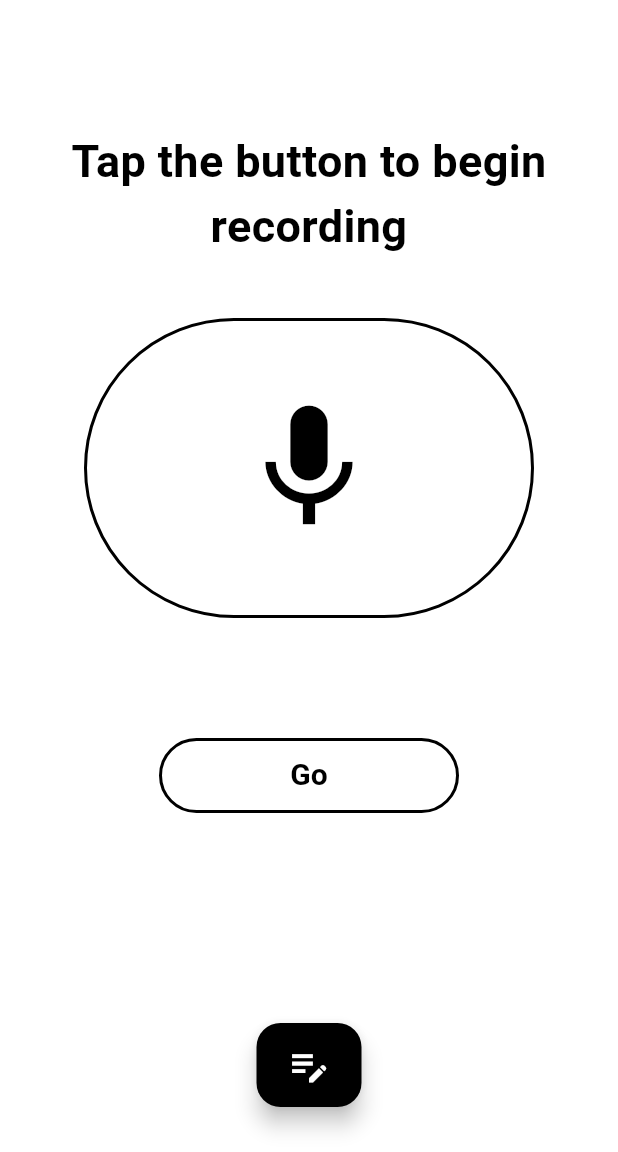
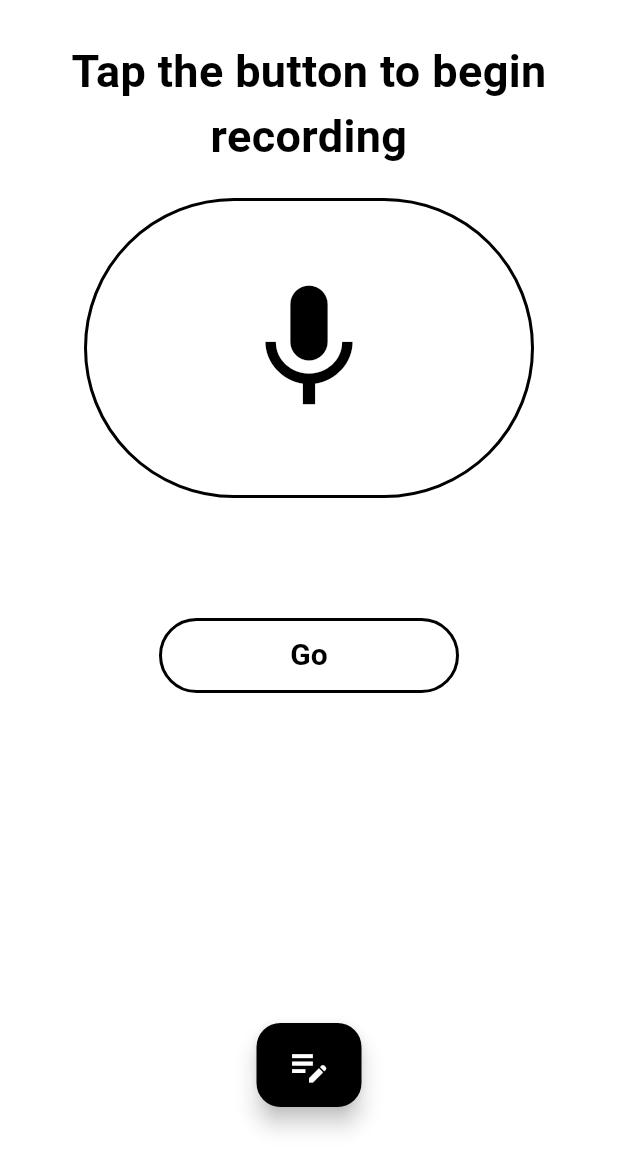
Before and after one commit to Shalom-Nankam/gee, a Flutter app: the screen it shows after launch, on a phone screen of 412 x 824 dp, the part 84-1236 px from its top. Run offline on Flutter 3.47's test engine with Material 2 defaults, Android fonts, the phone set to English and light mode, and no system bars; our stand-ins replace flutter_native_splash, get, shared_preferences, speech_to_text; missing offline and left inert: chat_gpt_api.

Commit message:
Modified the UI to add more features

```diff
--- a/lib/views/home_view.dart
+++ b/lib/views/home_view.dart
@@ -163,7 +163,7 @@ class RecordSearch extends StatelessWidget {
           : Column(
               children: [
                 const SizedBox(
-                  height: 70,
+                  height: 10,
                 ),
                 Text(
                     controller.userSpeech.isListening
@@ -177,7 +177,7 @@ class RecordSearch extends StatelessWidget {
                             ? const Color(0xffffffff)
                             : const Color(0xff000000))),
                 const SizedBox(
-                  height: 40,
+                  height: 20,
                 ),
                 SizedBox(
                   height: 200,
--- a/lib/views/response_page.dart
+++ b/lib/views/response_page.dart
@@ -23,9 +23,7 @@ class ResponsePage extends StatelessWidget {
         padding: const EdgeInsets.all(8.0),
         child: SafeArea(
             child: SingleChildScrollView(
-          child: Obx(() => searchManager.isSearching.value
-              ? const CircularProgressIndicator()
-              : Column(
+          child: Column(
             crossAxisAlignment: CrossAxisAlignment.start,
             children: [
               Text(
@@ -46,7 +44,7 @@ class ResponsePage extends StatelessWidget {
                 ),
               ),
             ],
-                )),
+          ),
         )),
       ),
     );
```
Lines whose indentation alone changed are shown as unchanged.
